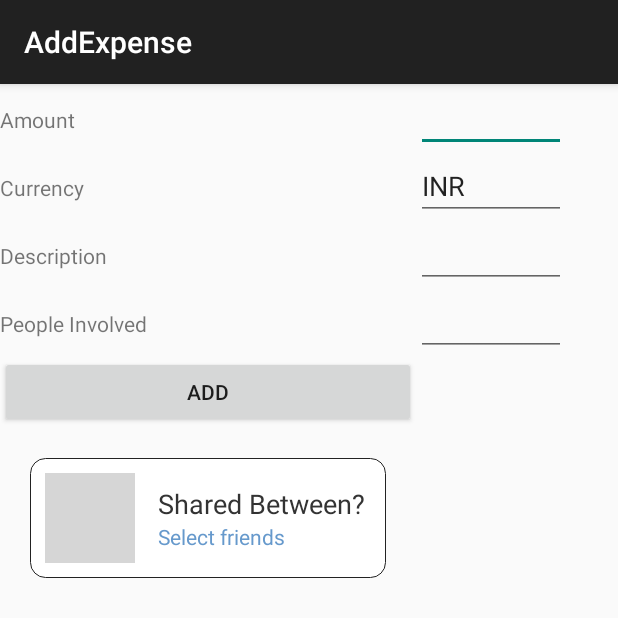
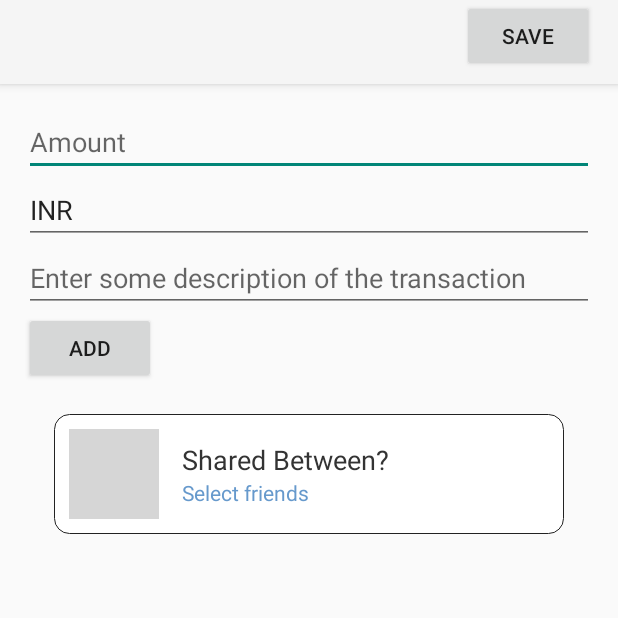
Before and after one commit to aashudwivedi/MoneyDroid, an Android app: the AddExpenseActivity screen opened directly, with no data from a screen before it, on a phone screen of 412 x 824 dp, the top half of it. Run offline under Robolectric (Android 15) with nearby library versions, the phone set to English and light mode, and no system bars; libraries missing offline, so code that uses them is left out: com.facebook, com.facebook.model; 1 statement that could not run was skipped; grey boxes are pictures that could not be loaded.

Commit message:
UI improvements for the add expense flow
-removed the table row layout, the hints are self explainatory
-removed title bar for in the whole flow, implemented save and up based nav

```diff
--- a/MoneyDroid/app/src/main/AndroidManifest.xml
+++ b/MoneyDroid/app/src/main/AndroidManifest.xml
@@ -43,10 +43,12 @@
         </activity>
 
         <activity android:name=".ui.FriendPickerActivity"
+            android:theme="@style/Theme.AppCompat.NoActionBar"
             android:label="@string/app_name" />
 
         <activity android:name=".ui.AddExpenseActivity"
-            android:label="AddExpense"></activity>
+            android:label="AddExpense"
+            android:parentActivityName=".ui.MainActivity"></activity>
 
         <service
                 android:name=".sync.AuthenticatorService">
--- a/MoneyDroid/app/src/main/java/com/moneydroid/app/ui/AddExpenseActivity.java
+++ b/MoneyDroid/app/src/main/java/com/moneydroid/app/ui/AddExpenseActivity.java
@@ -1,7 +1,12 @@
 package com.moneydroid.app.ui;
 
 import android.os.Bundle;
+import android.support.v4.app.NavUtils;
+import android.support.v7.app.ActionBar;
 import android.support.v7.app.ActionBarActivity;
+import android.view.MenuItem;
+import android.view.View;
+import android.widget.Button;
 
 import com.moneydroid.app.R;
 
@@ -9,9 +14,51 @@ import com.moneydroid.app.R;
  * Created by ashu on 7/10/14.
  */
 public class AddExpenseActivity extends ActionBarActivity {
+
+    public static String DISPLAY_BACK_BUTTON;
+
+    private Callback mCallback;
+
+    public interface Callback{
+        public void onSaveClicked();
+    }
+
     @Override
     protected void onCreate(Bundle savedInstanceState) {
         super.onCreate(savedInstanceState);
         setContentView(R.layout.activity_add_expense);
+        mCallback = (Callback)getSupportFragmentManager()
+                .findFragmentById(R.id.add_expense_fragement);
+
+        boolean displayBack = getIntent().getBooleanExtra(DISPLAY_BACK_BUTTON, false);
+        // there's no back when launched from launcher
+        if(displayBack) {
+            getSupportActionBar().setDisplayOptions(
+                    ActionBar.DISPLAY_SHOW_CUSTOM | ActionBar.DISPLAY_HOME_AS_UP);
+        } else {
+            getSupportActionBar().setDisplayOptions(
+                    ActionBar.DISPLAY_SHOW_CUSTOM);
+        }
+
+        getSupportActionBar().setCustomView(R.layout.add_expense_title);
+        Button saveButton = (Button) getSupportActionBar().getCustomView().findViewById(R.id.save);
+        saveButton.setOnClickListener(new View.OnClickListener() {
+            @Override
+            public void onClick(View v) {
+                mCallback.onSaveClicked();
+            }
+        });
+
+
+    }
+
+    @Override
+    public boolean onOptionsItemSelected(MenuItem item) {
+        switch (item.getItemId()) {
+            case android.R.id.home:
+                NavUtils.navigateUpFromSameTask(this);
+                return true;
+        }
+        return super.onOptionsItemSelected(item);
     }
 }
--- a/MoneyDroid/app/src/main/java/com/moneydroid/app/ui/AddExpenseFragment.java
+++ b/MoneyDroid/app/src/main/java/com/moneydroid/app/ui/AddExpenseFragment.java
@@ -17,6 +17,7 @@ import android.widget.EditText;
 import android.widget.ImageView;
 import android.widget.ListView;
 import android.widget.TextView;
+import android.widget.Toast;
 
 import com.facebook.Session;
 import com.facebook.model.GraphObject;
@@ -46,7 +47,7 @@ import static com.moneydroid.app.util.LogUtils.makeLogTag;
 /**
  * Created by ashu on 6/7/14.
  */
-public class AddExpenseFragment extends Fragment {
+public class AddExpenseFragment extends Fragment implements AddExpenseActivity.Callback{
     private EditText mAmount;
     private EditText mDesc;
     private EditText mCurrency;
@@ -66,8 +67,6 @@ public class AddExpenseFragment extends Fragment {
        mAmount = (EditText)rootView.findViewById(R.id.edittext_amount);
        mCurrency = (EditText)rootView.findViewById(R.id.edittext_currency);
        mDesc = (EditText)rootView.findViewById(R.id.edittext_description);
-       mPeopleInvolved = (EditText)rootView.findViewById(
-               R.id.edittext_people_involved);
        mAddButton = (Button)rootView.findViewById(
                R.id.add_expense);
        mCurrency.setText(PrefUtils.getCurrency(this.getActivity()));
@@ -129,6 +128,12 @@ public class AddExpenseFragment extends Fragment {
                 return null;
             }
         }.execute();
+    }
+
+    @Override
+    public void onSaveClicked() {
+        Toast.makeText(getActivity(), "save clicked", Toast.LENGTH_LONG).show();
+        saveExpense();
     }
 
     public class PeopleListElement extends BaseListElement {
--- a/MoneyDroid/app/src/main/java/com/moneydroid/app/ui/ExpenseListFragment.java
+++ b/MoneyDroid/app/src/main/java/com/moneydroid/app/ui/ExpenseListFragment.java
@@ -53,7 +53,9 @@ public class ExpenseListFragment extends ListFragment implements
         addExpenseButton.setOnClickListener(new View.OnClickListener() {
             @Override
             public void onClick(View v) {
-                startActivity(new Intent(getActivity(), AddExpenseActivity.class));
+                final Intent intent = new Intent(getActivity(), AddExpenseActivity.class);
+                intent.putExtra(AddExpenseActivity.DISPLAY_BACK_BUTTON, true);
+                startActivity(intent);
             }
         });
 
--- a/MoneyDroid/app/src/main/java/com/moneydroid/app/ui/FriendPickerActivity.java
+++ b/MoneyDroid/app/src/main/java/com/moneydroid/app/ui/FriendPickerActivity.java
@@ -28,6 +28,7 @@ public class FriendPickerActivity  extends ActionBarActivity {
     public void onCreate(Bundle savedInstanceState) {
         super.onCreate(savedInstanceState);
         setContentView(R.layout.picker);
+
 
         Bundle args = getIntent().getExtras();
         FragmentManager manager = getSupportFragmentManager();
--- /dev/null
+++ b/MoneyDroid/app/src/main/res/layout/add_expense_title.xml
@@ -0,0 +1,12 @@
+<?xml version="1.0" encoding="utf-8"?>
+
+<LinearLayout xmlns:android="http://schemas.android.com/apk/res/android"
+    android:orientation="vertical" android:layout_width="match_parent"
+    android:layout_height="match_parent">
+    <Button
+        android:id="@+id/save"
+        android:text="@string/save"
+        android:layout_gravity="right"
+        android:layout_width="wrap_content"
+        android:layout_height="wrap_content" />
+</LinearLayout>
--- a/MoneyDroid/app/src/main/res/layout/fragment_add_expense.xml
+++ b/MoneyDroid/app/src/main/res/layout/fragment_add_expense.xml
@@ -1,75 +1,42 @@
 <?xml version="1.0" encoding="utf-8"?>
 
-<TableLayout xmlns:android="http://schemas.android.com/apk/res/android"
+<LinearLayout xmlns:android="http://schemas.android.com/apk/res/android"
               android:orientation="vertical"
+              android:padding="16dp"
               android:layout_width="match_parent"
               android:layout_height="match_parent">
 
-    <TableRow>
-        <TextView
-                android:id="@+id/amount"
-                android:layout_width="wrap_content"
-                android:layout_height="wrap_content"
-                android:text="@string/amount"/>
         <EditText
                 android:id="@+id/edittext_amount"
-                android:layout_width="100dp"
+                android:hint="@string/amount"
+                android:layout_width="fill_parent"
                 android:inputType="phone"
                 android:digits="1234567890."
                 android:layout_height="wrap_content"/>
-    </TableRow>
 
-    <TableRow>
-        <TextView
-                android:id="@+id/currency"
-                android:layout_width="100dp"
-                android:layout_height="wrap_content"
-                android:text="@string/currency"/>
         <EditText
                 android:id="@+id/edittext_currency"
-                android:layout_width="100dp"
+                android:hint="@string/currency"
+                android:layout_width="fill_parent"
                 android:layout_height="wrap_content"/>
-    </TableRow>
 
-    <TableRow>
-        <TextView
-                android:id="@+id/description"
-                android:layout_width="wrap_content"
-                android:layout_height="wrap_content"
-                android:text="@string/desc"/>
         <EditText
                 android:id="@+id/edittext_description"
-                android:layout_width="100dp"
+                android:layout_width="fill_parent"
+                android:hint="@string/desc"
                 android:layout_height="wrap_content"/>
-    </TableRow>
 
-    <TableRow>
-        <TextView
-                android:id="@+id/people_involved"
-                android:layout_width="wrap_content"
-                android:layout_height="wrap_content"
-                android:text="@string/people_involved"/>
-        <EditText
-                android:id="@+id/edittext_people_involved"
-                android:layout_width="100dp"
-                android:layout_height="wrap_content"/>
-    </TableRow>
-
-    <TableRow>
         <Button
                 android:id="@+id/add_expense"
                 android:gravity="center"
                 android:layout_width="wrap_content"
                 android:layout_height="wrap_content"
                 android:text="@string/add"/>
-    </TableRow>
 
-    <TableRow>
         <ListView
             android:id="@+id/selection_list"
             android:layout_width="fill_parent"
             android:layout_height="wrap_content"
             android:layout_margin="20dp"
             android:background="@drawable/button_border"/>
-    </TableRow>
-</TableLayout>
+</LinearLayout>
--- a/MoneyDroid/app/src/main/res/values/strings.xml
+++ b/MoneyDroid/app/src/main/res/values/strings.xml
@@ -35,11 +35,12 @@
     <string name="finish">Finish</string>
     <string name="amount">Amount</string>
     <string name="currency">Currency</string>
-    <string name="desc">Description</string>
+    <string name="desc">Enter some description of the transaction</string>
     <string name="people_involved">People Involved</string>
     <string name="add">Add</string>
     <string name="expense_list">Expense List</string>
     <string name="summery">Summery</string>
+    <string name="save">Save</string>
 
     <string name="action_people">Shared Between?</string>
     <string name="action_people_default">Select friends</string>
--- a/MoneyDroid/app/src/main/res/values/styles.xml
+++ b/MoneyDroid/app/src/main/res/values/styles.xml
@@ -1,8 +1,11 @@
 <resources>
 
     <!-- Base application theme. -->
-    <style name="AppTheme" parent="Theme.AppCompat.Light.DarkActionBar">
+    <style name="AppTheme" parent="Theme.AppCompat.Light">
         <!-- Customize your theme here. -->
     </style>
 
+    <style name="Theme.AppCompat.NoActionBar" parent="@style/Theme.AppCompat">
+        <item name="android:windowNoTitle">true</item>
+    </style>
 </resources>
```
